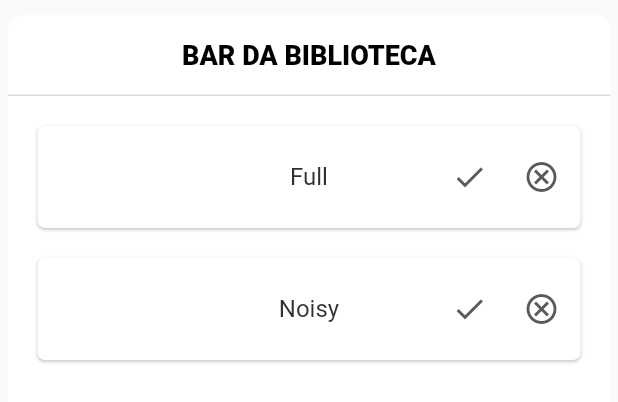
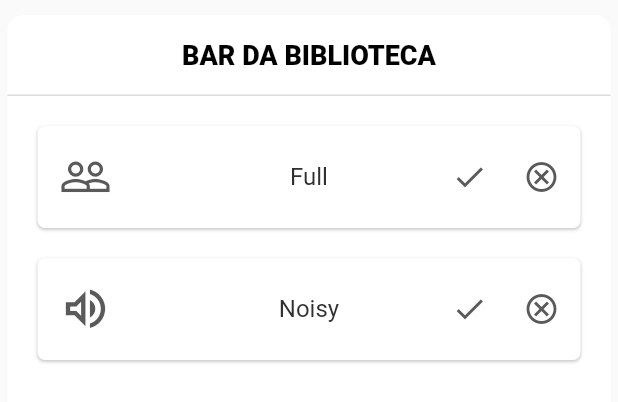
Before and after one commit to Miguel26-pixel/FEUP-ESOF, a Flutter app: the PointOfInterestPage widget shown alone on an empty page, opened directly with sample values from the repository, on a phone screen of 412 x 824 dp. Shown: the top 402 px of the screen. Run offline on Flutter 3.47's test engine with Material 2 defaults, Android fonts, the phone set to English and light mode, and no system bars; our stand-ins replace flutter_map, latlong2, location.

Commit message:
add: alert type icons

```diff
--- a/src/lib/controller/poi/poi_mock_controller.dart
+++ b/src/lib/controller/poi/poi_mock_controller.dart
@@ -1,3 +1,4 @@
+import 'package:flutter/material.dart';
 import 'package:latlong2/latlong.dart';
 import 'package:src/controller/poi/poi_controller_interface.dart';
 import 'package:src/model/alert.dart';
@@ -18,10 +19,10 @@ class MockPointOfInterestController
   ];
 
   MockPointOfInterestController() {
-    AlertType type1 =
-        AlertType("Full", "This Location is Full", Duration(days: 1));
-    AlertType type2 =
-        AlertType("Noisy", "This Location is Noisy", Duration(days: 1));
+    AlertType type1 = AlertType("Full", "This Location is Full",
+        Duration(days: 1), Icons.people_outline);
+    AlertType type2 = AlertType("Noisy", "This Location is Noisy",
+        Duration(days: 1), Icons.volume_up_outlined);
 
     Alert alert1 =
         Alert(DateTime.now(), DateTime.now().add(Duration(days: 1)), type1);
--- a/src/lib/model/alert_type.dart
+++ b/src/lib/model/alert_type.dart
@@ -4,9 +4,9 @@ class AlertType {
   final String _name;
   final String _message;
   final Duration _baseTime;
-  ImageIcon? _icon;
+  final IconData _iconData;
 
-  AlertType(this._name, this._message, this._baseTime);
+  AlertType(this._name, this._message, this._baseTime, this._iconData);
 
   String getName() {
     return this._name;
@@ -20,7 +20,7 @@ class AlertType {
     return this._baseTime;
   }
 
-  ImageIcon? getIcon() {
-    return this._icon;
+  IconData getIconData() {
+    return this._iconData;
   }
 }
--- a/src/lib/model/point.dart
+++ b/src/lib/model/point.dart
@@ -1,3 +1,4 @@
+import 'package:flutter/widgets.dart';
 import 'package:latlong2/latlong.dart';
 import 'package:src/model/alert.dart';
 
--- a/src/lib/view/widget/map.dart
+++ b/src/lib/view/widget/map.dart
@@ -56,6 +56,7 @@ class _MapState extends State<Map> {
               point: e.getPosition(),
               width: 45,
               height: 45,
+              anchorPos: AnchorPos.align(AnchorAlign.top),
               builder: (ctx) => IconButton(
                 padding: EdgeInsets.zero,
                 iconSize: 35,
--- a/src/lib/view/widget/poi.dart
+++ b/src/lib/view/widget/poi.dart
@@ -53,6 +53,16 @@ class _PointOfInterestPageState extends State<PointOfInterestPage> {
                 style: TextStyle(fontSize: 16),
               ),
             ),
+            Align(
+              alignment: Alignment.centerLeft,
+              child: SizedBox(
+                width: 60,
+                child: Icon(
+                  widget._poi.getAlerts()[i].getGeneralAlert().getIconData(),
+                  size: 35,
+                ),
+              ),
+            ),
           ],
         ));
   }
@@ -76,8 +86,11 @@ class _PointOfInterestPageState extends State<PointOfInterestPage> {
                 decoration: BoxDecoration(
                   color: Colors.transparent,
                   border: Border(
-                      bottom: BorderSide(
-                          color: Color.fromARGB(255, 220, 220, 220), width: 1)),
+                    bottom: BorderSide(
+                      color: Color.fromARGB(255, 220, 220, 220),
+                      width: 1,
+                    ),
+                  ),
                 ),
                 child: Row(
                   children: [
@@ -86,9 +99,10 @@ class _PointOfInterestPageState extends State<PointOfInterestPage> {
                         widget._poi.getName().toUpperCase(),
                         textAlign: TextAlign.center,
                         style: TextStyle(
-                            fontSize: 18,
-                            color: Colors.black,
-                            fontWeight: FontWeight.w800),
+                          fontSize: 18,
+                          color: Colors.black,
+                          fontWeight: FontWeight.w800,
+                        ),
                       ),
                     ),
                   ],
--- a/src/pubspec.yaml
+++ b/src/pubspec.yaml
@@ -37,6 +37,7 @@ dependencies:
   flutter_map: ^0.14.0
   location: ^4.3.0
   latlong2: ^0.8.1
+  flutter_iconpicker: ^3.1.2
 
 dev_dependencies:
   flutter_test:
```
Also changed, not shown: src/pubspec.lock.
